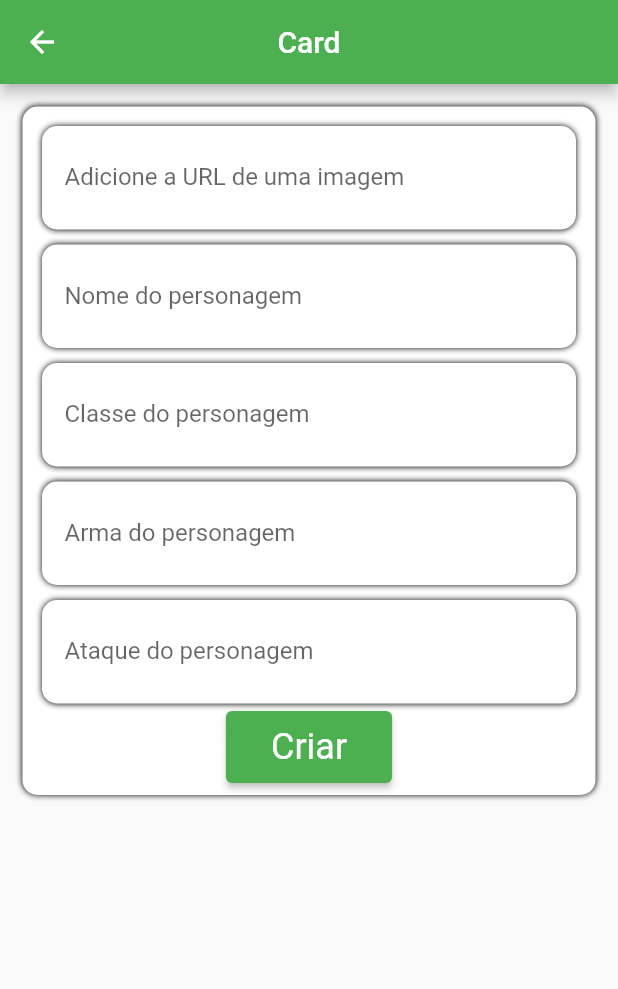
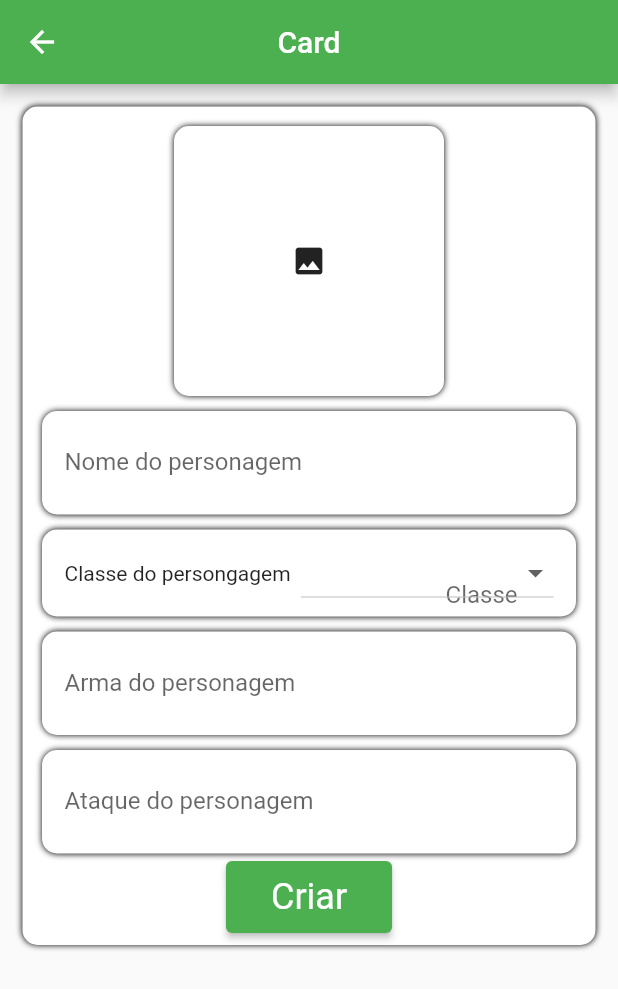
Before and after one commit to Andrewdm0/rpg_cards, a Flutter app: the AddPage screen opened directly, on a phone screen of 412 x 824 dp. Shown: the top 989 px of the screen. Run offline on Flutter 3.47's test engine with Material 2 defaults, Android fonts, the phone set to English and light mode, and no system bars; our stand-ins replace cloud_firestore, firebase_core, firebase_messaging, firebase_storage, flutter_local_notifications, flutter_slidable and 1 more; accounts and stored records are empty.

Commit message:
✨ feat: Class dropdown button and image db remover

```diff
--- a/lib/helpers/random_generator.dart
+++ b/lib/helpers/random_generator.dart
@@ -3,5 +3,5 @@ import 'dart:math';
 final randomGenerator = Random();
 
 int getRandomNumber(){
-  return randomGenerator.nextInt(20);
+  return randomGenerator.nextInt(20) + 1;
 }
--- a/lib/main.dart
+++ b/lib/main.dart
@@ -46,7 +46,7 @@ Future<void> main() async {
             channelDescription: channel.description,
             // TODO add a proper drawable resource to android, for now using
             //      one that already exists in example app.
-            icon: 'ic_stat_drafts',
+            icon: 'launch_background',
             color: Colors.green,
             colorized: true,
           ),
--- a/lib/models/personagem_bean.dart
+++ b/lib/models/personagem_bean.dart
@@ -1,5 +1,5 @@
 class PersonagemBean {
-  final String id,dado, nome, classe, arma, ataque, image;
+  final String id,dado, nome, classe, arma, ataque, image, imageref;
 
   PersonagemBean({
     required this.id,
@@ -9,5 +9,6 @@ class PersonagemBean {
     required this.arma,
     required this.ataque,
     required this.image,
+    required this.imageref,
   });
 }
--- a/lib/pages/add_page/add_card.dart
+++ b/lib/pages/add_page/add_card.dart
@@ -1,34 +1,80 @@
+import 'dart:io';
 import 'package:cloud_firestore/cloud_firestore.dart';
+import 'package:firebase_storage/firebase_storage.dart';
 import 'package:flutter/material.dart';
+import 'package:image_picker/image_picker.dart';
 import 'package:rpg_cards/models/personagem_bean.dart';
 import 'package:rpg_cards/pages/add_page/components/add_text_field.dart';
+import 'package:rpg_cards/pages/add_page/components/botao_drop_down.dart';
 import 'package:rpg_cards/pages/card_page/components/card_column.dart';
 import 'package:rpg_cards/pages/card_page/components/card_image.dart';
 
-class AddPage extends StatelessWidget {
+class AddPage extends StatefulWidget {
   AddPage({Key? key}) : super(key: key);
 
+  @override
+  State<AddPage> createState() => _AddPageState();
+}
+
+class _AddPageState extends State<AddPage> {
   final imageController = TextEditingController();
+
   final nomeController = TextEditingController();
-  final classeController = TextEditingController();
+
+  String? classeDropdowntext;
+
   final armaController = TextEditingController();
+
   final ataqueController = TextEditingController();
 
+  Widget widgetPhoto = Icon(Icons.image);
+
+  String imageUrl = '';
+
+  String imageRef = '';
 
   FirebaseFirestore db = FirebaseFirestore.instance;
+
+  setClasseDropdownText(String value) {
+    setState(() {
+      classeDropdowntext = value;
+    });
+  }
+
+  void pickUploadImage() async {
+    final image = await ImagePicker().pickImage(
+      source: ImageSource.gallery,
+      maxWidth: 512,
+      maxHeight: 512,
+      imageQuality: 75,
+    );
+
+    Reference ref = FirebaseStorage.instance
+        .ref()
+        .child(DateTime.now().millisecondsSinceEpoch.toString() + "image.jpg");
+
+    await ref.putFile(File(image!.path));
+    ref.getDownloadURL().then((value) {
+      imageUrl = value;
+      imageRef = ref.fullPath;
+      setState(() {
+        widgetPhoto = Image.network(imageUrl, fit: BoxFit.cover);
+      });
+    });
+  }
 
   @override
   Widget build(BuildContext context) {
     return Scaffold(
       appBar: AppBar(
-        title: Text('Card'),
+        title: const Text('Card'),
         centerTitle: true,
       ),
       body: SafeArea(
         child: SingleChildScrollView(
           child: Container(
-            margin: EdgeInsets.symmetric(horizontal: 15, vertical: 15),
-            decoration: BoxDecoration(
+            margin: const EdgeInsets.symmetric(horizontal: 15, vertical: 15),
+            decoration: const BoxDecoration(
               color: Colors.white,
               borderRadius: BorderRadius.all(Radius.circular(10.0)),
               boxShadow: [
@@ -44,21 +90,35 @@ class AddPage extends StatelessWidget {
               child: Column(
                 mainAxisAlignment: MainAxisAlignment.spaceBetween,
                 children: [
-                  AddTextField(
-                    controller: imageController,
-                    label: 'Adicione a URL de uma imagem',
-                    hint: 'Ex. www.urlfoto.com',
+                  GestureDetector(
+                    onTap: () => pickUploadImage(),
+                    child: Container(
+                      width: 180,
+                      height: 180,
+                      margin: const EdgeInsets.symmetric(
+                          horizontal: 15, vertical: 5),
+                      decoration: const BoxDecoration(
+                        color: Colors.white,
+                        borderRadius: BorderRadius.all(Radius.circular(10.0)),
+                        boxShadow: [
+                          BoxShadow(
+                            blurRadius: 3,
+                            color: Colors.black,
+                            spreadRadius: 0,
+                          ),
+                        ],
+                      ),
+                      child: widgetPhoto,
+                    ),
                   ),
                   AddTextField(
-                    controller:nomeController,
+                    controller: nomeController,
                     label: 'Nome do personagem',
                     hint: 'Ex. Cleiton',
                   ),
-                  AddTextField(
-                    controller: classeController,
-                    label: 'Classe do personagem',
-                    hint: 'Ex. Mago',
-                  ),
+                  BotaoDropDown(
+                      callback: setClasseDropdownText,
+                      classeText: classeDropdowntext),
                   AddTextField(
                     controller: armaController,
                     label: 'Arma do personagem',
@@ -69,18 +129,21 @@ class AddPage extends StatelessWidget {
                     label: 'Ataque do personagem',
                     hint: 'Ex. Golpe Cortante',
                   ),
-                  ElevatedButton(onPressed: () {
-                    Map<String,dynamic> personagem = {
-                      'image':imageController.text,
-                      'nome':nomeController.text,
-                      'classe':classeController.text,
-                      'arma':armaController.text,
-                      'ataque':ataqueController.text,
-                      'dado':'0'
-                    };
-                    db.collection("characters").add(personagem);
-                    Navigator.pop(context);
-                  }, child: Text('Criar'))
+                  ElevatedButton(
+                      onPressed: () {
+                        Map<String, dynamic> personagem = {
+                          'image': imageUrl,
+                          'imageRef': imageRef,
+                          'nome': nomeController.text,
+                          'classe': classeDropdowntext,
+                          'arma': armaController.text,
+                          'ataque': ataqueController.text,
+                          'dado': '1'
+                        };
+                        db.collection("characters").add(personagem);
+                        Navigator.pop(context);
+                      },
+                      child: const Text('Criar'))
                 ],
               ),
             ),
--- /dev/null
+++ b/lib/pages/add_page/components/botao_drop_down.dart
@@ -0,0 +1,61 @@
+import 'package:flutter/material.dart';
+import 'package:flutter/src/foundation/key.dart';
+import 'package:flutter/src/widgets/framework.dart';
+
+class BotaoDropDown extends StatefulWidget {
+  BotaoDropDown({Key? key, required this.callback, required this.classeText})
+      : super(key: key);
+  String? classeText;
+  Function callback;
+
+  @override
+  State<BotaoDropDown> createState() => _BotaoDropDownState();
+}
+
+class _BotaoDropDownState extends State<BotaoDropDown> {
+  @override
+  Widget build(BuildContext context) {
+    return Container(
+      margin: EdgeInsets.all(5),
+      padding: EdgeInsets.symmetric(vertical: 5, horizontal: 15),
+      decoration: BoxDecoration(
+        color: Colors.white,
+        borderRadius: BorderRadius.all(
+            Radius.circular(10.0)), // Set rounded corner radius
+        boxShadow: [
+          BoxShadow(
+            blurRadius: 3,
+            color: Colors.black,
+            spreadRadius: 0,
+          )
+        ], // Make rounded corner of border
+      ),
+      child: Row(
+        children: [
+          Text('Classe do persongagem  '),
+          Expanded(
+            child: DropdownButton(
+              isExpanded: true,
+              hint: Text('Classe'),
+              alignment: Alignment.bottomRight,
+              value: widget.classeText,
+              items: <String>['Mago', 'Guerreiro']
+                  .map<DropdownMenuItem<String>>((String value) {
+                return DropdownMenuItem<String>(
+                  value: value,
+                  child: Text(value),
+                );
+              }).toList(),
+              onChanged: (String? newValue) {
+                setState(() {
+                  widget.classeText = newValue!;
+                  widget.callback(newValue);
+                });
+              },
+            ),
+          ),
+        ],
+      ),
+    );
+  }
+}
--- a/lib/pages/card_page/card_page.dart
+++ b/lib/pages/card_page/card_page.dart
@@ -35,9 +35,7 @@ class _CardPageState extends State<CardPage> {
   void rollDice() {
     setState(() {
       var random = getRandomNumber();
-      if (random != 0) {
-        numero = random;
-      }
+      numero = random;
     });
     db
         .collection('characters')
--- a/lib/pages/card_page/components/card_image.dart
+++ b/lib/pages/card_page/components/card_image.dart
@@ -10,6 +10,7 @@ class CardImage extends StatelessWidget {
     return Container(
       constraints: BoxConstraints(
         minHeight: 200,
+        minWidth: 200,
         maxHeight: 300,
         maxWidth: 200,
       ),
--- a/lib/pages/card_page/components/tile_list.dart
+++ b/lib/pages/card_page/components/tile_list.dart
@@ -22,6 +22,9 @@ class TileList extends StatelessWidget {
           personagemBean.nome,
           style: TextStyle(fontSize: 20),
         ),
+        trailing: Text(
+          personagemBean.classe,
+        ),
         onTap: () {
           Navigator.push(
             context,
--- a/pubspec.yaml
+++ b/pubspec.yaml
@@ -42,6 +42,8 @@ dependencies:
   http: ^0.13.4
   flutter_local_notifications: ^9.7.0
   dice_icons: ^0.1.4
+  image_picker: ^0.8.5+3
+  firebase_storage: ^10.3.5
 
 dev_dependencies:
   flutter_test:
```
Also changed, not shown: lib/pages/home_page/home_page.dart (+15 -3 lines), pubspec.lock.
